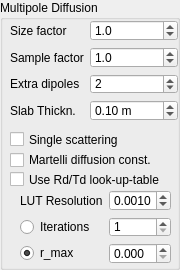
Before: the Qt Designer form src/qtgui/multipoleBSSRDFWidget.ui in tomka/mitsuba-renderer, drawn with Qt 5.
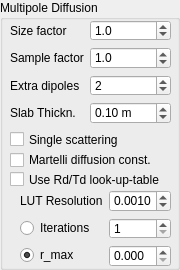
After: the same form once the commit is applied.

```diff
--- a/src/qtgui/multipoleBSSRDFWidget.ui
+++ b/src/qtgui/multipoleBSSRDFWidget.ui
@@ -33,8 +33,8 @@
     <rect>
      <x>10</x>
      <y>20</y>
-     <width>168</width>
-     <height>101</height>
+     <width>161</width>
+     <height>104</height>
     </rect>
    </property>
    <layout class="QFormLayout" name="formLayout_7">
@@ -182,8 +182,8 @@
     <rect>
      <x>20</x>
      <y>190</y>
-     <width>156</width>
-     <height>74</height>
+     <width>151</width>
+     <height>77</height>
     </rect>
    </property>
    <layout class="QFormLayout" name="formLayout">
```
